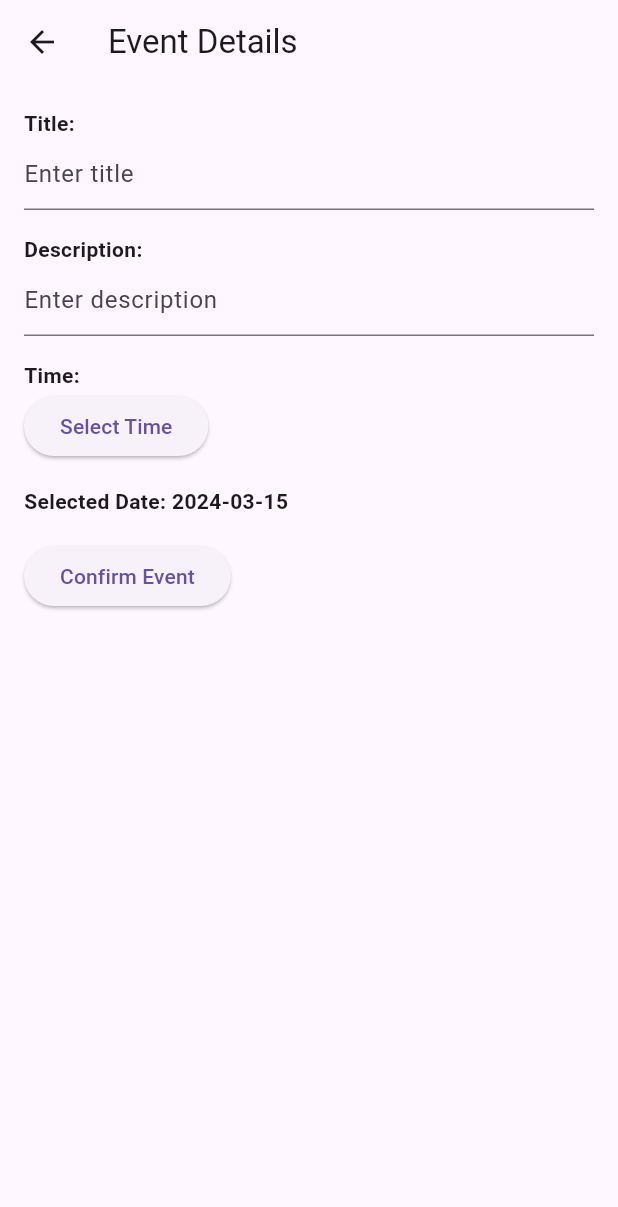
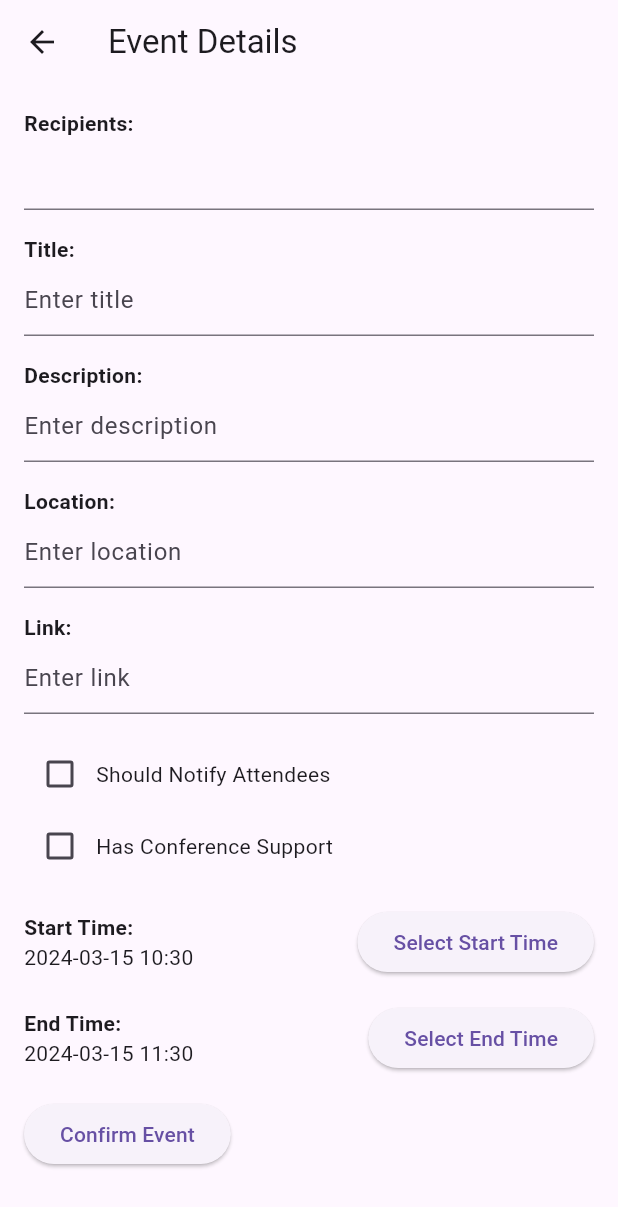
Before and after one commit to mroxas29/gsts, a Flutter app: the EventDetailsScreen screen opened directly with empty values, on a phone screen of 412 x 824 dp. Shown: the top 1207 px of the screen. Run offline on Flutter 3.47's test engine with Material 3 defaults, Android fonts, the phone set to English and light mode, and no system bars; drawn by our look-alikes of flutter_typeahead; our stand-ins replace cloud_firestore, file_picker, firebase_auth, firebase_core, google_sign_in, googleapis_auth and 2 more; missing offline and left inert: dart:html, googleapis, open_document, side_navigation; accounts and stored records are empty.

Commit message:
Modified EventDetailsScreen acdng. to event_info

```diff
--- a/lib/ui/EventDetailsScreen.dart
+++ b/lib/ui/EventDetailsScreen.dart
@@ -1,5 +1,6 @@
 import 'package:firebase_auth/firebase_auth.dart';
 import 'package:flutter/material.dart';
+import 'package:flutter_typeahead/flutter_typeahead.dart';
 import 'package:google_sign_in/google_sign_in.dart';
 import 'package:googleapis_auth/auth_io.dart';
 import 'package:intl/intl.dart';
@@ -7,6 +8,7 @@ import 'package:sysadmindb/api/calendar_client.dart';
 import 'package:sysadmindb/app/models/secrets.dart';
 import 'package:googleapis/calendar/v3.dart' as cal;
 import 'package:url_launcher/url_launcher.dart';
+import 'package:sysadmindb/app/models/user.dart';
 
 class EventDetailsScreen extends StatefulWidget {
   final DateTime selectedDate;
@@ -19,13 +21,25 @@ class EventDetailsScreen extends StatefulWidget {
 class _EventDetailsScreenState extends State<EventDetailsScreen> {
   late TextEditingController titleController;
   late TextEditingController descriptionController;
-  DateTime selectedTime = DateTime.now(); // Changed type to DateTime
+  late TextEditingController locationController;
+  late TextEditingController linkController;
+  late TextEditingController recipientsController;
+  bool shouldNotifyAttendees = false;
+  bool hasConferenceSupport = false;
+  late DateTime selectedStartTime;
+  late DateTime selectedEndTime;
 
   @override
   void initState() {
     super.initState();
     titleController = TextEditingController();
     descriptionController = TextEditingController();
+    locationController = TextEditingController();
+    linkController = TextEditingController();
+    recipientsController = TextEditingController();
+    selectedStartTime = DateTime.now();
+    selectedEndTime = DateTime.now().add(Duration(hours: 1)); // Default to one hour ahead
+    addUserFromFirestore();
   }
 
   @override
@@ -39,6 +53,49 @@ class _EventDetailsScreenState extends State<EventDetailsScreen> {
         child: Column(
           crossAxisAlignment: CrossAxisAlignment.start,
           children: [
+            Text(
+              'Recipients:', // Label for recipients
+              style: TextStyle(fontWeight: FontWeight.bold),
+            ),
+           TypeAheadField(
+              controller: recipientsController,
+
+              suggestionsCallback: (pattern) async {
+                // Split the pattern into individual recipient email patterns
+                List<String> emailPatterns = pattern.split(',').map((e) => e.trim()).toList();
+
+                // Filter users based on individual email patterns
+                List<user> filteredUsers = [];
+                for (String emailPattern in emailPatterns) {
+                  filteredUsers.addAll(users.where((user) =>
+                    user.email.contains(emailPattern) ||
+                    formatMapToString(user.displayname).contains(emailPattern)
+                  ));
+                }
+
+              return Future.value(filteredUsers);
+            },
+
+              itemBuilder: (context, suggesteduser) {
+                // Build suggestion list item
+                return ListTile(
+                  title: Text(suggesteduser.email),
+                  subtitle: Text(formatMapToString(suggesteduser.displayname)),
+                  onTap: (){
+                    final currentText = recipientsController.text;
+                    final commaIndex = currentText.lastIndexOf(',');
+                    final newText = commaIndex != -1 ? currentText.substring(0, commaIndex + 1) : ''; // Include the comma
+                    recipientsController.text = '$newText${suggesteduser.email}, ';
+                  }
+                );
+              },
+              onSelected: (suggesteduser) {
+                // Add selected recipient to the text field
+                recipientsController.text +=
+                    '${suggesteduser.email}, '; // Adjust this as needed
+              },
+            ),
+            SizedBox(height: 16.0),
             Text(
               'Title:',
               style: TextStyle(fontWeight: FontWeight.bold),
@@ -62,20 +119,80 @@ class _EventDetailsScreenState extends State<EventDetailsScreen> {
             ),
             SizedBox(height: 16.0),
             Text(
-              'Time:',
+              'Location:',
               style: TextStyle(fontWeight: FontWeight.bold),
+            ),
+            TextField(
+              controller: locationController,
+              decoration: InputDecoration(
+                hintText: 'Enter location',
+              ),
+            ),
+            SizedBox(height: 16.0),
+            Text(
+              'Link:', // Label for link
+              style: TextStyle(fontWeight: FontWeight.bold),
+            ),
+            TextField(
+              controller: linkController, // Assign the controller
+              decoration: InputDecoration(
+                hintText: 'Enter link',
+              ),
+            ),
+            SizedBox(height: 16.0),
+            Row(
+              children: [
+                Checkbox(
+                  value: shouldNotifyAttendees,
+                  onChanged: (value) {
+                    setState(() {
+                      shouldNotifyAttendees = value!;
+                    });
+                  },
+                ),
+                Text('Should Notify Attendees'),
+              ],
+            ),
+            Row(
+              children: [
+                Checkbox(
+                  value: hasConferenceSupport,
+                  onChanged: (value) {
+                    setState(() {
+                      hasConferenceSupport = value!;
+                    });
+                  },
+                ),
+                Text('Has Conference Support'),
+              ],
+            ),
+            SizedBox(height: 16.0),
+            Row(
+              mainAxisAlignment: MainAxisAlignment.spaceBetween,
+              children: [
+                Column(
+                  crossAxisAlignment: CrossAxisAlignment.start,
+                  children: [
+                    Text(
+                      'Start Time:',
+                      style: TextStyle(fontWeight: FontWeight.bold),
+                    ),
+                    Text(
+                      DateFormat('yyyy-MM-dd HH:mm').format(selectedStartTime),
+                    ),
+                  ],
                 ),
                 ElevatedButton(
                   onPressed: () async {
-                // Show time picker
+                    // Show time picker for start time
                     TimeOfDay? pickedTime = await showTimePicker(
                       context: context,
-                  initialTime: TimeOfDay.fromDateTime(selectedTime),
+                      initialTime: TimeOfDay.fromDateTime(selectedStartTime),
                     );
 
                     if (pickedTime != null) {
                       setState(() {
-                    selectedTime = DateTime(
+                        selectedStartTime = DateTime(
                           widget.selectedDate.year,
                           widget.selectedDate.month,
                           widget.selectedDate.day,
@@ -85,12 +202,49 @@ class _EventDetailsScreenState extends State<EventDetailsScreen> {
                       });
                     }
                   },
-              child: Text('Select Time'),
+                  child: Text('Select Start Time'),
+                ),
+              ],
             ),
             SizedBox(height: 16.0),
+            Row(
+              mainAxisAlignment: MainAxisAlignment.spaceBetween,
+              children: [
+                Column(
+                  crossAxisAlignment: CrossAxisAlignment.start,
+                  children: [
                     Text(
-              'Selected Date: ${DateFormat('yyyy-MM-dd').format(widget.selectedDate)}',
+                      'End Time:',
                       style: TextStyle(fontWeight: FontWeight.bold),
+                    ),
+                    Text(
+                      DateFormat('yyyy-MM-dd HH:mm').format(selectedEndTime),
+                    ),
+                  ],
+                ),
+                ElevatedButton(
+                  onPressed: () async {
+                    // Show time picker for end time
+                    TimeOfDay? pickedTime = await showTimePicker(
+                      context: context,
+                      initialTime: TimeOfDay.fromDateTime(selectedEndTime),
+                    );
+
+                    if (pickedTime != null) {
+                      setState(() {
+                        selectedEndTime = DateTime(
+                          widget.selectedDate.year,
+                          widget.selectedDate.month,
+                          widget.selectedDate.day,
+                          pickedTime.hour,
+                          pickedTime.minute,
+                        );
+                      });
+                    }
+                  },
+                  child: Text('Select End Time'),
+                ),
+              ],
             ),
             SizedBox(height: 16.0),
             // Add Confirm Button
--- a/pubspec.yaml
+++ b/pubspec.yaml
@@ -23,6 +23,7 @@ dependencies:
   flutter_resizable_container: ^0.4.1
   flutter_secure_storage: ^9.0.0
   flutter_widget_from_html: ^0.14.6
+  flutter_typeahead: ^5.2.0
   google_sign_in: ^6.1.5
   googleapis: ^12.0.0
   googleapis_auth: ^1.4.2
```
Also changed, not shown: pubspec.lock, 1 other file. Lines whose indentation alone changed are shown as unchanged.
